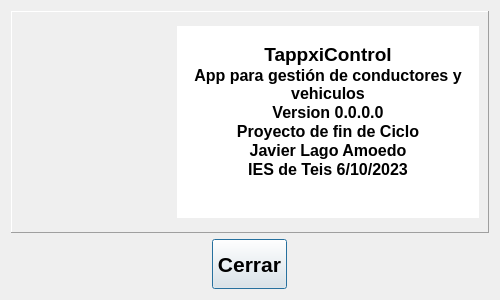
Before: the Qt Designer form resources/ui/about_dialog.ui in javierlago/Aplicacion_Car_Teis, drawn with Qt 5.
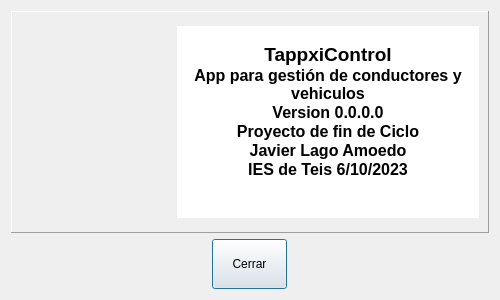
After: the same form once the commit is applied. Icons and pictures are not drawn.

Commit message: Style step 7.1: light theme, bundled font and colour tokens

What changed in the file:
```diff
--- a/resources/ui/about_dialog.ui
+++ b/resources/ui/about_dialog.ui
@@ -179,15 +179,6 @@
           <height>50</height>
          </size>
         </property>
-        <property name="font">
-         <font>
-          <family>MS Shell Dlg 2</family>
-          <pointsize>16</pointsize>
-          <weight>75</weight>
-          <italic>false</italic>
-          <bold>true</bold>
-         </font>
-        </property>
         <property name="text">
          <string>Cerrar</string>
         </property>
```
The commit also changes 22 other files.
